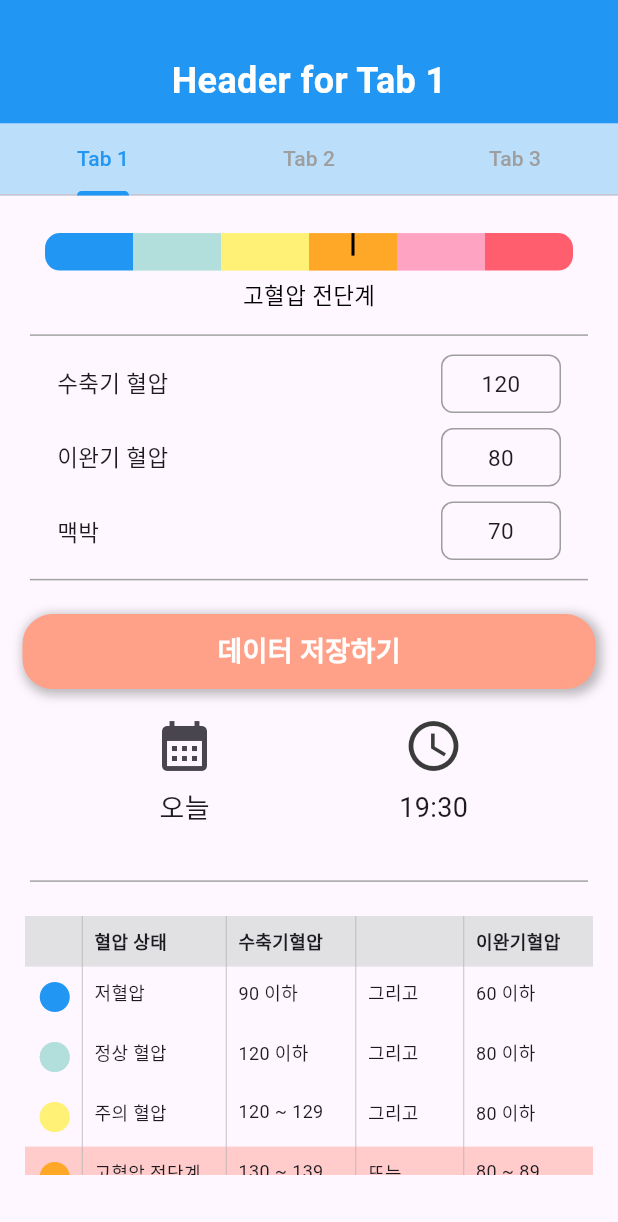
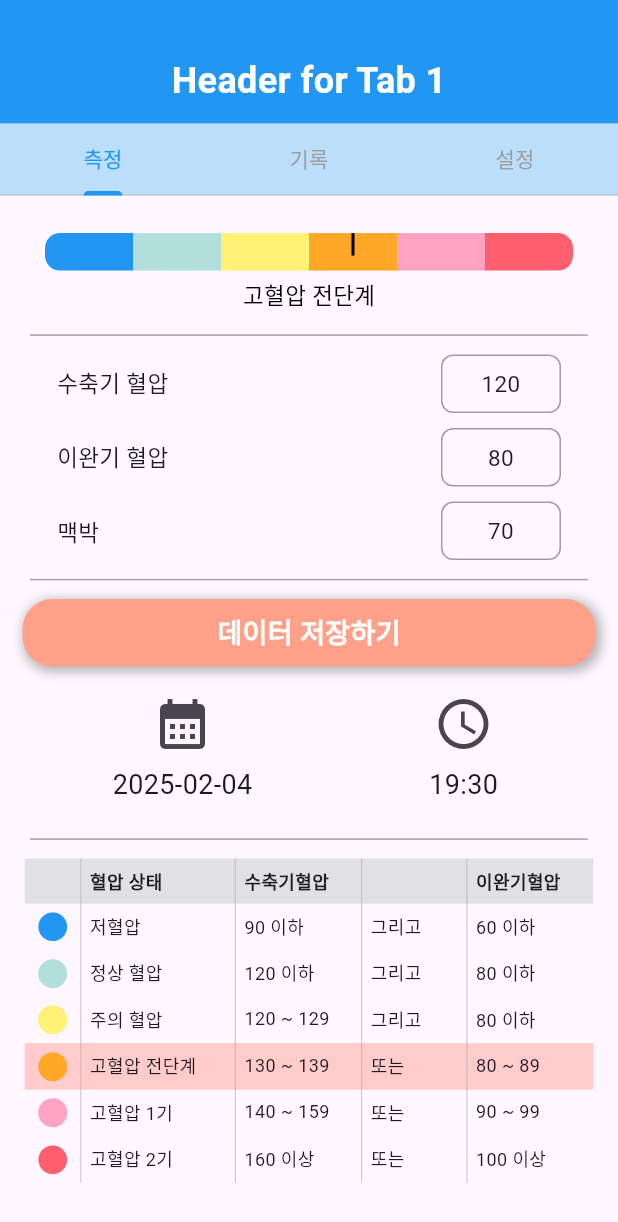
Before and after one commit to ksoyoun02/Flutter_pressure, a Flutter app: the screen it shows after launch, on a phone screen of 412 x 824 dp. Shown: the top 1222 px of the screen. Run offline on Flutter 3.47's test engine with Material 3 defaults, Android fonts, the phone set to English and light mode, and no system bars.

Commit message:
혈압측정 페이지 마무리, 기록화면 개발중중

```diff
--- /dev/null
+++ b/lib/model/pressure_model.dart
@@ -0,0 +1,39 @@
+class PressureModel {
+  int seq;
+  int systolic;
+  int diastolic;
+  int pulse;
+  int pressureStatus;
+  String date;
+
+  PressureModel({
+    required this.seq,
+    required this.systolic,
+    required this.diastolic,
+    required this.pulse,
+    required this.pressureStatus,
+    required this.date,
+  });
+
+  factory PressureModel.fromJson(Map<String, dynamic> json) {
+    return PressureModel(
+      seq: json['seq'] ?? 0, // seq 필드가 없을 경우 기본값 0
+      systolic: json['systolic'],
+      diastolic: json['diastolic'],
+      pulse: json['pulse'],
+      pressureStatus: json['pressureStatus'],
+      date: json['date'],
+    );
+  }
+
+  Map<String, dynamic> toJson() {
+    return {
+      'seq': seq,
+      'systolic': systolic,
+      'diastolic': diastolic,
+      'pulse': pulse,
+      'pressureStatus': pressureStatus,
+      'date': date,
+    };
+  }
+}
--- a/lib/screens/home/home_screen.dart
+++ b/lib/screens/home/home_screen.dart
@@ -1,4 +1,5 @@
 import 'package:flutter/material.dart';
+import 'package:pressure_flutter/screens/pressure/pressure_list_main.dart';
 import 'package:pressure_flutter/screens/pressure/pressure_main.dart';
 
 class HomeScreen extends StatefulWidget {
@@ -58,9 +59,9 @@ class _HomeScreenState extends State<HomeScreen> {
                         });
                       },
                       tabs: [
-                        Tab(text: 'Tab 1'),
-                        Tab(text: 'Tab 2'),
-                        Tab(text: 'Tab 3'),
+                        Tab(text: '측정'),
+                        Tab(text: '기록'),
+                        Tab(text: '설정'),
                       ],
                     ),
                   ),
@@ -70,7 +71,7 @@ class _HomeScreenState extends State<HomeScreen> {
                     child: TabBarView(
                       children: [
                         const PressureMain(),
-                        Center(child: Text('Content for Tab 2')),
+                        const PressureListMain(),
                         Center(child: Text('Content for Tab 3')),
                       ],
                     ),
--- a/lib/screens/pressure/picker_row.dart
+++ b/lib/screens/pressure/picker_row.dart
@@ -3,7 +3,7 @@ import 'pressure_picker.dart';
 
 class PickerRow extends StatelessWidget {
   final String label;
-  final double value;
+  final int value;
   final List<int> values;
   final ValueChanged<int> onSelected;
 
--- a/lib/screens/pressure/pressure_bar.dart
+++ b/lib/screens/pressure/pressure_bar.dart
@@ -1,11 +1,11 @@
 import 'package:flutter/material.dart';
 
 class MovingBarWidget extends StatefulWidget {
-  final double sp;
-  final double dp;
-  final double min;
-  final double max;
-  final double barWidth;
+  final int sp;
+  final int dp;
+  final int min;
+  final int max;
+  final int barWidth;
   final Function(int) onValueChanged;
 
   const MovingBarWidget({
@@ -60,7 +60,7 @@ class _MovingBarWidgetState extends State<MovingBarWidget> {
     }
   }
 
-  void _updateBloodPressureCategory(double sp, double dp) {
+  void _updateBloodPressureCategory(int sp, int dp) {
     int newStatus;
     String newCategory;
 
--- a/lib/screens/pressure/pressure_main.dart
+++ b/lib/screens/pressure/pressure_main.dart
@@ -12,9 +12,9 @@ class PressureMain extends StatefulWidget {
 }
 
 class _PressureMainState extends State<PressureMain> {
-  double _currentSystolic = 120;
-  double _currentDiastolic = 80;
-  double _currentPulse = 70;
+  int _currentSystolic = 120;
+  int _currentDiastolic = 80;
+  int _currentPulse = 70;
   int _pressureStatus = 0;
 
   final List<int> systolicRange = List.generate(111, (index) => 90 + index);
@@ -102,7 +102,7 @@ class _PressureMainState extends State<PressureMain> {
                 values: systolicRange,
                 onSelected: (value) {
                   setState(() {
-                    _currentSystolic = value.toDouble();
+                    _currentSystolic = value.toInt();
                   });
                 },
               ),
@@ -112,7 +112,7 @@ class _PressureMainState extends State<PressureMain> {
                 values: diastolicRange,
                 onSelected: (value) {
                   setState(() {
-                    _currentDiastolic = value.toDouble();
+                    _currentDiastolic = value.toInt();
                   });
                 },
               ),
@@ -122,7 +122,7 @@ class _PressureMainState extends State<PressureMain> {
                 values: pulseRange,
                 onSelected: (value) {
                   setState(() {
-                    _currentPulse = value.toDouble();
+                    _currentPulse = value.toInt();
                   });
                 },
               ),
@@ -140,13 +140,14 @@ class _PressureMainState extends State<PressureMain> {
             ],
           ),
           Container(
-            height: 170,
-            margin: const EdgeInsets.only(
-              right: 15,
-              left: 15,
-              top: 15,
-            ),
-            child: PressureSave(),
+            height: 147,
+            margin:
+                const EdgeInsets.only(right: 15, left: 15, top: 5, bottom: 5),
+            child: PressureSave(
+                currentSystolic: _currentSystolic,
+                currentDiastolic: _currentDiastolic,
+                currentPulse: _currentPulse,
+                pressureStatus: _pressureStatus),
           ),
           Column(
             children: [
@@ -164,10 +165,10 @@ class _PressureMainState extends State<PressureMain> {
             child: Container(
               height: 275,
               margin: EdgeInsets.only(
-                top: 15,
+                top: 5,
                 left: MediaQuery.of(context).size.width * 0.04,
                 right: MediaQuery.of(context).size.width * 0.04,
-                bottom: MediaQuery.of(context).size.height * 0.03,
+                bottom: MediaQuery.of(context).size.height * 0.01,
               ),
               child: PressureRange(statusIndex: _pressureStatus),
             ),
--- a/lib/screens/pressure/pressure_picker.dart
+++ b/lib/screens/pressure/pressure_picker.dart
@@ -3,7 +3,7 @@ import 'package:flutter/material.dart';
 void showWheelPicker(
   BuildContext context,
   String label,
-  double currentValue,
+  int currentValue,
   List<int> values,
   ValueChanged<int> onSelected,
 ) {
--- a/lib/screens/pressure/pressure_range.dart
+++ b/lib/screens/pressure/pressure_range.dart
@@ -84,7 +84,7 @@ class PressureRange extends StatelessWidget {
           ),
           columnWidths: {
             0: FlexColumnWidth(0.8), // 아이콘 칸 (작게)
-            1: FlexColumnWidth(2), // 혈압 상태
+            1: FlexColumnWidth(2.2), // 혈압 상태
             2: FlexColumnWidth(1.8), // 수축기 혈압
             3: FlexColumnWidth(1.5), // 중간 빈 칸
             4: FlexColumnWidth(1.8), // 이완기 혈압
@@ -95,25 +95,25 @@ class PressureRange extends StatelessWidget {
                   color: const Color.fromARGB(255, 225, 225, 228)),
               children: [
                 Padding(
-                  padding: const EdgeInsets.all(8.0),
+                  padding: const EdgeInsets.all(6.0),
                 ),
                 Padding(
-                  padding: const EdgeInsets.all(8.0),
+                  padding: const EdgeInsets.all(6.0),
                   child: Text('혈압 상태',
                       style:
                           TextStyle(fontWeight: FontWeight.bold, fontSize: 12)),
                 ),
                 Padding(
-                  padding: const EdgeInsets.all(8.0),
+                  padding: const EdgeInsets.all(6.0),
                   child: Text('수축기혈압',
                       style:
                           TextStyle(fontWeight: FontWeight.bold, fontSize: 12)),
                 ),
                 Padding(
-                  padding: const EdgeInsets.all(8.0),
+                  padding: const EdgeInsets.all(6.0),
                 ),
                 Padding(
-                  padding: const EdgeInsets.all(8.0),
+                  padding: const EdgeInsets.all(6.0),
                   child: Text('이완기혈압',
                       style:
                           TextStyle(fontWeight: FontWeight.bold, fontSize: 12)),
@@ -132,35 +132,36 @@ class PressureRange extends StatelessWidget {
                 ),
                 children: [
                   Padding(
-                    padding: const EdgeInsets.all(8.0),
+                    padding: const EdgeInsets.symmetric(vertical: 4.0),
                     child: Icon(
                       pressureList[index]['icon'],
                       color: colors[index],
+                      size: 23,
                     ),
                   ),
                   Padding(
-                    padding: const EdgeInsets.all(8.0),
+                    padding: const EdgeInsets.all(6.0),
                     child: Text(
                       pressureList[index]['label'],
                       style: TextStyle(fontSize: 12),
                     ),
                   ),
                   Padding(
-                    padding: const EdgeInsets.all(8.0),
+                    padding: const EdgeInsets.all(6.0),
                     child: Text(
                       '${pressureList[index]['spRange']}',
                       style: TextStyle(fontSize: 12),
                     ),
                   ),
                   Padding(
-                    padding: const EdgeInsets.all(8.0),
+                    padding: const EdgeInsets.all(6.0),
                     child: Text(
                       '${pressureList[index]['temp']}',
                       style: TextStyle(fontSize: 12),
                     ),
                   ),
                   Padding(
-                    padding: const EdgeInsets.all(8.0),
+                    padding: const EdgeInsets.all(6.0),
                     child: Text(
                       '${pressureList[index]['dpRange']}',
                       style: TextStyle(fontSize: 12),
--- a/lib/screens/pressure/pressure_save.dart
+++ b/lib/screens/pressure/pressure_save.dart
@@ -1,24 +1,34 @@
 import 'package:flutter/material.dart';
+import 'package:pressure_flutter/model/pressure_model.dart';
+import 'package:pressure_flutter/service/pressure_service.dart';
 
 class PressureSave extends StatefulWidget {
-  const PressureSave({super.key});
+  final int currentSystolic;
+  final int currentDiastolic;
+  final int currentPulse;
+  final int pressureStatus;
+
+  const PressureSave({
+    super.key,
+    required this.currentSystolic,
+    required this.currentDiastolic,
+    required this.currentPulse,
+    required this.pressureStatus,
+  });
 
   @override
   State<PressureSave> createState() => _PressureSaveState();
 }
 
 class _PressureSaveState extends State<PressureSave> {
-  DateTime? _selectedDate = DateTime.now();
-  TimeOfDay? _selectedTime;
+  DateTime _selectedDate = DateTime.now();
+  TimeOfDay _selectedTime = TimeOfDay.fromDateTime(
+      DateTime.now().add(Duration(hours: 9))); // 한국 시간으로 초기화
+  final pressureService = PressureService();
 
+  // 한국 표준시로 시간을 가져오는 함수
   TimeOfDay getKoreanTime() {
-    // 현재 시간 (UTC 기준)
-    DateTime now = DateTime.now().toUtc();
-
-    // 한국 표준시 (KST, UTC+9)로 변환
-    DateTime koreanTime = now.add(Duration(hours: 9));
-
-    // TimeOfDay 객체로 변환하여 반환
+    DateTime koreanTime = DateTime.now().add(Duration(hours: 9)); // 한국 표준시
     return TimeOfDay.fromDateTime(koreanTime);
   }
 
@@ -26,12 +36,12 @@ class _PressureSaveState extends State<PressureSave> {
   Future<void> _pickDate() async {
     DateTime? pickedDate = await showDatePicker(
       context: context,
-      initialDate: DateTime.now(),
+      initialDate: _selectedDate,
       firstDate: DateTime(2000),
       lastDate: DateTime(2100),
     );
 
-    if (pickedDate != null) {
+    if (pickedDate != null && pickedDate != _selectedDate) {
       setState(() {
         _selectedDate = pickedDate;
       });
@@ -42,34 +52,63 @@ class _PressureSaveState extends State<PressureSave> {
   Future<void> _pickTime() async {
     TimeOfDay? pickedTime = await showTimePicker(
       context: context,
-      initialTime: TimeOfDay.now(),
+      initialTime: _selectedTime,
     );
 
-    if (pickedTime != null) {
+    if (pickedTime != null && pickedTime != _selectedTime) {
       setState(() {
         _selectedTime = pickedTime;
       });
     }
   }
 
-  @override
-  void initState() {
-    super.initState();
-    _selectedTime = getKoreanTime();
+  // 데이터 저장 및 처리
+  void _savePressureData() async {
+    PressureModel newRecode = PressureModel(
+      seq: 0,
+      systolic: widget.currentSystolic,
+      diastolic: widget.currentDiastolic,
+      pulse: widget.currentPulse,
+      pressureStatus: widget.pressureStatus,
+      date: DateTime(
+        _selectedDate.year,
+        _selectedDate.month,
+        _selectedDate.day,
+        _selectedTime.hour,
+        _selectedTime.minute,
+      ).toString(), // DateTime 형식으로 저장
+    );
+
+    String result = await pressureService.addPressureModel(newRecode);
+
+    // 결과에 따라 SnackBar 표시
+    ScaffoldMessenger.of(context).showSnackBar(
+      SnackBar(
+        content: Text(
+          result == "success" ? "저장이 완료되었습니다." : "저장에 실패했습니다.",
+          style: TextStyle(color: Colors.white, fontWeight: FontWeight.w600),
+        ),
+        backgroundColor: Colors.black.withOpacity(0.7), // 불투명도 적용
+        duration: Duration(seconds: 2), // 2초 후 자동으로 사라짐
+      ),
+    );
   }
 
   @override
   Widget build(BuildContext context) {
     return Scaffold(
       body: Column(
-        crossAxisAlignment: CrossAxisAlignment.center, // 가운데 정렬
+        crossAxisAlignment: CrossAxisAlignment.center,
         children: [
-          Container(
+          // 데이터 저장 버튼
+          InkWell(
+            onTap: _savePressureData,
+            child: Container(
               width: MediaQuery.of(context).size.width,
-            height: 50, // 높이 100px
+              height: 45,
               decoration: BoxDecoration(
-              color: const Color.fromARGB(255, 255, 160, 136), // 배경색
-              borderRadius: BorderRadius.circular(20), // 둥근 모서리
+                color: const Color.fromARGB(255, 255, 160, 136),
+                borderRadius: BorderRadius.circular(20),
                 boxShadow: [
                   BoxShadow(
                     color: Colors.black26,
@@ -81,17 +120,19 @@ class _PressureSaveState extends State<PressureSave> {
               ),
               child: Center(
                 child: Text(
-                "데이터 저장하기", // 표시할 텍스트
+                  "데이터 저장하기",
                   style: TextStyle(
                       fontSize: 18,
                       fontWeight: FontWeight.bold,
-                  color: Colors.white, // 글자 색상
+                      color: Colors.white),
                 ),
               ),
             ),
           ),
+
+          // 날짜 및 시간 선택 영역
           Container(
-            margin: EdgeInsets.symmetric(horizontal: 80, vertical: 10),
+            margin: EdgeInsets.symmetric(horizontal: 60, vertical: 10),
             child: Row(
               mainAxisAlignment: MainAxisAlignment.spaceBetween,
               children: [
@@ -103,43 +144,28 @@ class _PressureSaveState extends State<PressureSave> {
                       onPressed: _pickDate,
                     ),
                     Text(
-                      _selectedDate == null
-                          ? "날짜 선택"
-                          : _selectedDate != null &&
-                                  _selectedDate!.year == DateTime.now().year &&
-                                  _selectedDate!.month ==
-                                      DateTime.now().month &&
-                                  _selectedDate!.day == DateTime.now().day
-                              ? "오늘"
-                              : "${_selectedDate!.year}-${_selectedDate!.month.toString().padLeft(2, '0')}-${_selectedDate!.day.toString().padLeft(2, '0')}",
+                      "${_selectedDate.year}-${_selectedDate.month.toString().padLeft(2, '0')}-${_selectedDate.day.toString().padLeft(2, '0')}",
                       style: TextStyle(fontSize: 18),
                     ),
                   ],
                 ),
-                SizedBox(
-                  width: 30,
-                ),
+                SizedBox(width: 30),
                 Column(
                   children: [
                     IconButton(
-                      icon: Icon(
-                        Icons.access_time,
-                        color: const Color.fromARGB(255, 59, 59, 59),
-                      ),
+                      icon: Icon(Icons.access_time),
                       iconSize: 40,
-                      onPressed: _pickTime, // 클릭 시 시간 선택 창 띄우기
+                      onPressed: _pickTime,
                     ),
                     Text(
-                      _selectedTime == null
-                          ? "시간 선택"
-                          : "${_selectedTime!.hour.toString().padLeft(2, '0')}:${_selectedTime!.minute.toString().padLeft(2, '0')}",
+                      "${_selectedTime.hour.toString().padLeft(2, '0')}:${_selectedTime.minute.toString().padLeft(2, '0')}",
                       style: TextStyle(fontSize: 18),
                     ),
                   ],
-                )
+                ),
               ],
             ),
-          )
+          ),
         ],
       ),
     );
--- a/pubspec.yaml
+++ b/pubspec.yaml
@@ -30,7 +30,10 @@ environment:
 dependencies:
   flutter:
     sdk: flutter
-    intl: ^0.18.0
+
+  intl: ^0.18.0
+  path_provider: ^2.1.5
+  http: ^1.3.0
   # The following adds the Cupertino Icons font to your application.
   # Use with the CupertinoIcons class for iOS style icons.
   cupertino_icons: ^1.0.8
```
Also changed, not shown: lib/screens/pressure/pressure_list_main.dart (added, +113 -0 lines), lib/service/pressure_service.dart (added, +101 -0 lines), pubspec.lock, 1 other file. Lines whose indentation alone changed are shown as unchanged.
